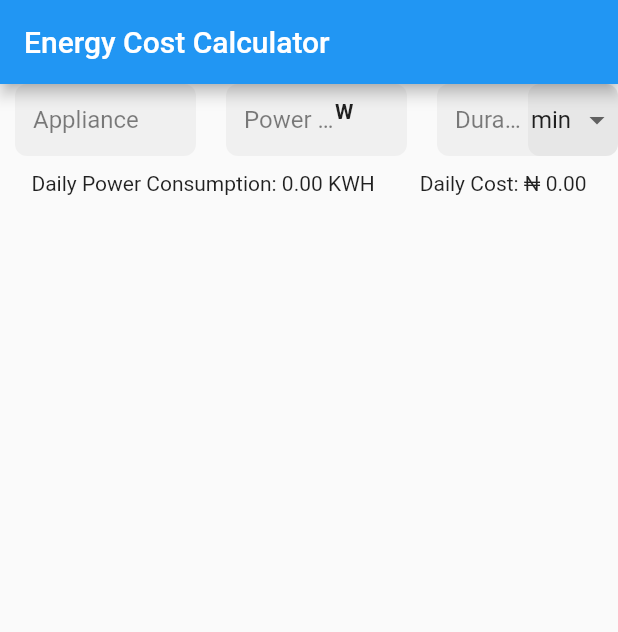
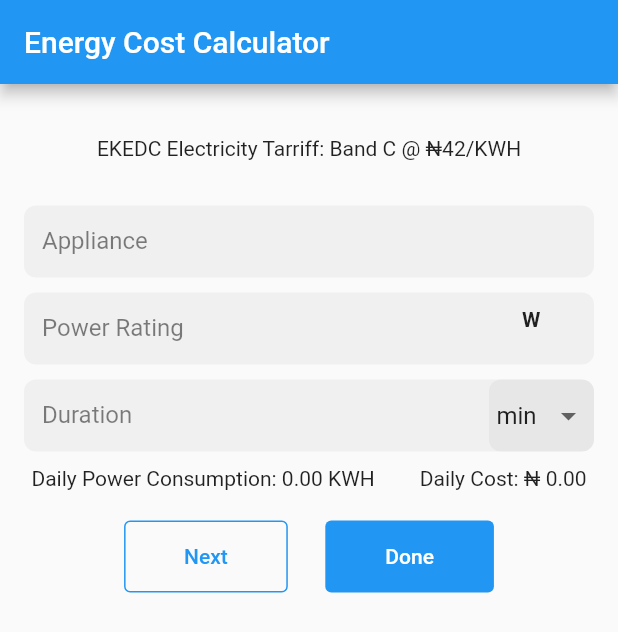
Before and after one commit to Fiyiin/energy-calculator, a Flutter app: the screen it shows after launch, on a phone screen of 412 x 824 dp. Shown: the top 632 px of the screen. Run offline on Flutter 3.47's test engine with Material 2 defaults, Android fonts, the light colour scheme and no system bars; drawn by our look-alikes of reactive_forms; our stand-ins replace flutter_markdown; missing offline and left inert: tabular.

Commit message:
display daily totals

```diff
--- a/lib/decorations.dart
+++ b/lib/decorations.dart
@@ -50,7 +50,7 @@
   static InputDecoration dropDownDecoration(BuildContext context) {
     final theme = Theme.of(context);
     return InputDecoration(
-      contentPadding: const EdgeInsets.symmetric(horizontal: 2, vertical: 12),
+      contentPadding: const EdgeInsets.symmetric(horizontal: 5, vertical: 12),
       filled: theme.brightness == Brightness.dark ? false : true,
       border: const OutlineInputBorder(
         borderRadius: BorderRadius.all(
--- a/lib/main.dart
+++ b/lib/main.dart
@@ -1,6 +1,8 @@
 import 'package:energy/decorations.dart';
 import 'package:flutter/material.dart';
+import 'package:flutter_markdown/flutter_markdown.dart';
 import 'package:reactive_forms/reactive_forms.dart';
+import 'package:tabular/tabular.dart';
 
 void main() {
   runApp(MyApp());
@@ -16,7 +18,7 @@
   @override
   Widget build(BuildContext context) {
     return MaterialApp(
-      title: 'Flutter Demo',
+      title: 'Energy Calculator',
       debugShowCheckedModeBanner: false,
       theme: ThemeData(
         primarySwatch: Colors.blue,
@@ -73,7 +75,12 @@
   double duration = 0;
   String unit = 'min';
 
-  List<FormRow> rows = [];
+  bool shouldRefresh = false;
+  List<List<String>> data = [
+    ['Appliance', 'Daily Consumption (KWH)', 'Daily Cost (\u20A6)']
+  ];
+  List<double> consumption = [];
+  List<double> cost = [];
 
   @override
   void initState() {
@@ -105,15 +112,6 @@
         }
       });
     });
-
-    // rows = [
-    //   FormRow(
-    //     key: UniqueKey(),
-    //     rating: rating,
-    //     duration: duration,
-    //     unit: unit,
-    //   ),
-    // ];
   }
 
   @override
@@ -122,14 +120,128 @@
       appBar: AppBar(
         title: Text(widget.title),
       ),
-      body: ReactiveFormBuilder(
+      body: SingleChildScrollView(
+        child: ReactiveFormBuilder(
           form: () => form,
           builder: (context, formGroup, child) {
-          return Column(
+            return Padding(
+              padding: const EdgeInsets.symmetric(horizontal: 16.0),
+              child: Column(
                 children: [
                   Column(
+                    mainAxisSize: MainAxisSize.min,
                     children: [
-                  FormRow(rating: rating, duration: duration, unit: unit)
+                      SizedBox(height: 35),
+                      Text('EKEDC Electricity Tarriff: Band C @ \u20A642/KWH'),
+                      SizedBox(height: 20),
+                      FormRow(rating: rating, duration: duration, unit: unit),
+                      Row(
+                        mainAxisAlignment: MainAxisAlignment.center,
+                        children: [
+                          TextButton(
+                            onPressed: shouldRefresh
+                                ? null
+                                : () {
+                                    form.markAllAsTouched();
+                                    if (form.valid) {
+                                      final appliance =
+                                          form.control('0.appliance').value;
+                                      final dailyConsumption =
+                                          calcPower(Wh(rating, duration, unit))
+                                              .value;
+                                      final dailyCost =
+                                          calcPower(Wh(rating, duration, unit))
+                                                  .value *
+                                              42;
+
+                                      cost.add(dailyCost);
+                                      consumption.add(dailyConsumption);
+
+                                      setState(() {
+                                        data.add([
+                                          '$appliance',
+                                          dailyConsumption.toStringAsFixed(2),
+                                          dailyCost.toStringAsFixed(2),
+                                        ]);
+                                      });
+
+                                      form
+                                          .control('0.appliance')
+                                          .updateValue('');
+                                      form.control('0.rating').updateValue('');
+                                      form
+                                          .control('0.duration')
+                                          .updateValue('');
+                                    }
+                                  },
+                            style: TextButton.styleFrom(
+                                shape: RoundedRectangleBorder(
+                                  borderRadius: BorderRadius.circular(4.0),
+                                  side: BorderSide(color: Colors.blue),
+                                ),
+                                padding: const EdgeInsets.symmetric(
+                                  vertical: 16.0,
+                                  horizontal: 40.0,
+                                ),
+                                primary: Colors.blue),
+                            child: Text(
+                              'Next',
+                            ),
+                          ),
+                          const SizedBox(width: 25),
+                          TextButton(
+                            onPressed: () {
+                              form.markAllAsTouched();
+                              if (cost.isNotEmpty && consumption.isNotEmpty) {
+                                final totalCost = cost.reduce(
+                                    (value, element) => value + element);
+                                final totalConsumption = consumption.reduce(
+                                    (value, element) => value + element);
+                                setState(() {
+                                  if (shouldRefresh) {
+                                    cost.clear();
+                                    consumption.clear();
+
+                                    data.removeRange(1, data.length);
+
+                                    shouldRefresh = false;
+                                  } else {
+                                    data.add([
+                                      'Total',
+                                      totalConsumption.toStringAsFixed(2),
+                                      totalCost.toStringAsFixed(2),
+                                    ]);
+                                    shouldRefresh = true;
+                                  }
+                                });
+                              }
+                            },
+                            style: TextButton.styleFrom(
+                              shape: RoundedRectangleBorder(
+                                borderRadius: BorderRadius.circular(4.0),
+                              ),
+                              padding: const EdgeInsets.symmetric(
+                                vertical: 16.0,
+                                horizontal: 40.0,
+                              ),
+                              primary: Colors.white,
+                              backgroundColor: Colors.blue,
+                            ),
+                            child: Text(
+                              shouldRefresh ? 'Restart' : 'Done',
+                            ),
+                          ),
+                        ],
+                      ),
+                      SizedBox(height: 30),
+                      AnimatedOpacity(
+                        opacity: data.length < 2 ? 0 : 1,
+                        duration: Duration(milliseconds: 200),
+                        child: MarkdownBody(
+                          data: tabular(data),
+                        ),
+                      ),
+                      SizedBox(height: 50)
                     ],
                   ),
                   // TextButton.icon(
@@ -149,8 +261,10 @@
                   //   label: Text('Add'),
                   // ),
                 ],
+              ),
             );
           },
+        ),
       ),
     );
   }
@@ -179,21 +293,20 @@
   Widget build(BuildContext context) {
     return Column(
       children: [
-        Row(
-          crossAxisAlignment: CrossAxisAlignment.start,
+        Wrap(
+          // spacing: 5,
+          runSpacing: 10,
+          // crossAxisAlignment: CrossAxisAlignment.start,
           children: [
             // Text('1'),
             SizedBox(width: 10),
-            Expanded(
-              child: ReactiveTextField(
+            ReactiveTextField(
               formControlName: '0.appliance',
               decoration: Decorations.formInputDecoration(context)
                   .copyWith(labelText: 'Appliance'),
             ),
-            ),
-            SizedBox(width: 20),
-            Expanded(
-              child: ReactiveTextField(
+            SizedBox(height: 20),
+            ReactiveTextField(
               formControlName: '0.rating',
               keyboardType: TextInputType.number,
               decoration: Decorations.formInputDecoration(context).copyWith(
@@ -210,10 +323,8 @@
                 ),
               ),
             ),
-            ),
-            SizedBox(width: 20),
-            Expanded(
-              child: ReactiveTextField(
+            SizedBox(height: 20),
+            ReactiveTextField(
               formControlName: '0.duration',
               keyboardType: TextInputType.number,
               decoration: Decorations.formInputDecoration(context).copyWith(
@@ -221,13 +332,12 @@
                 suffixIcon: Tooltip(
                   message: 'how long the appliance works',
                   child: SizedBox(
-                      width: 60,
+                    width: 70,
                     child: ReactiveDropdownField(
                       decoration: Decorations.dropDownDecoration(context),
                       formControlName: '0.unit',
-                        validationMessages: (control) => {
-                          ValidationMessage.required: 'this a required field'
-                        },
+                      validationMessages: (control) =>
+                          {ValidationMessage.required: 'this a required field'},
                       items: data.map<DropdownMenuItem<String>>((value) {
                         return DropdownMenuItem(
                           child: Center(
@@ -241,14 +351,15 @@
                 ),
               ),
             ),
-            ),
           ],
         ),
         SizedBox(height: 10),
-        Row(
-          mainAxisAlignment: MainAxisAlignment.center,
+        Wrap(
+          alignment: WrapAlignment.center,
+          // mainAxisAlignment: MainAxisAlignment.center,
           children: [
-            Row(
+            Wrap(
+              // mainAxisSize: MainAxisSize.min,
               children: [
                 Text('Daily Power Consumption: '),
                 Text(
@@ -256,11 +367,12 @@
               ],
             ),
             SizedBox(width: 30),
-            Row(
+            Wrap(
+              // mainAxisSize: MainAxisSize.min,
               children: [
                 Text('Daily Cost: '),
                 Text(
-                    '\u20A6 ${(calcPower(Wh(widget.rating, widget.duration, widget.unit)).value * 49).toStringAsFixed(2)}'),
+                    '\u20A6 ${(calcPower(Wh(widget.rating, widget.duration, widget.unit)).value * 42).toStringAsFixed(2)}'),
               ],
             ),
           ],
--- a/pubspec.yaml
+++ b/pubspec.yaml
@@ -24,6 +24,8 @@
   flutter:
     sdk: flutter
   reactive_forms: ^10.2.0
+  tabular: ^0.6.3+1
+  flutter_markdown: ^0.6.8
 
 
   # The following adds the Cupertino Icons font to your application.
```
Also changed, not shown: pubspec.lock. Lines whose indentation alone changed are shown as unchanged.
